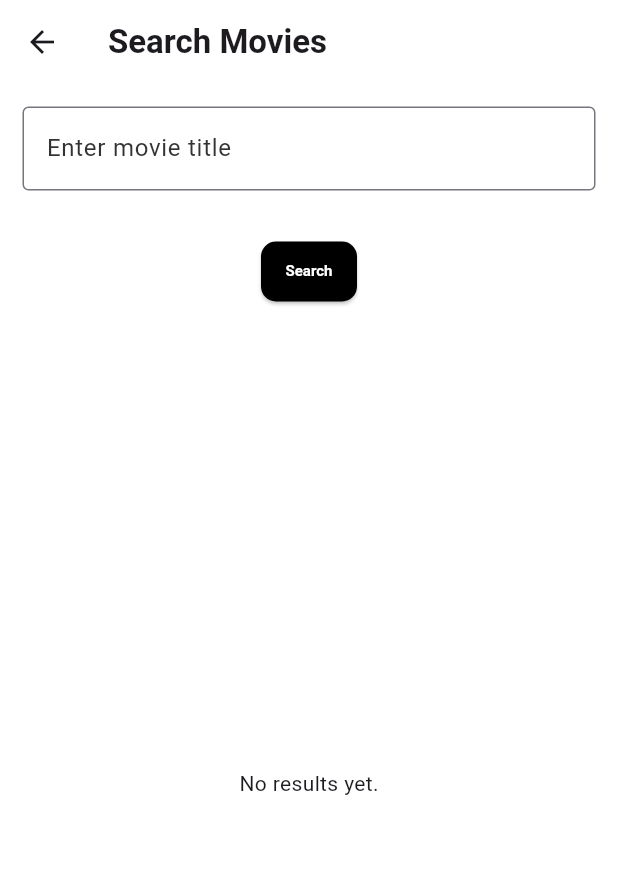
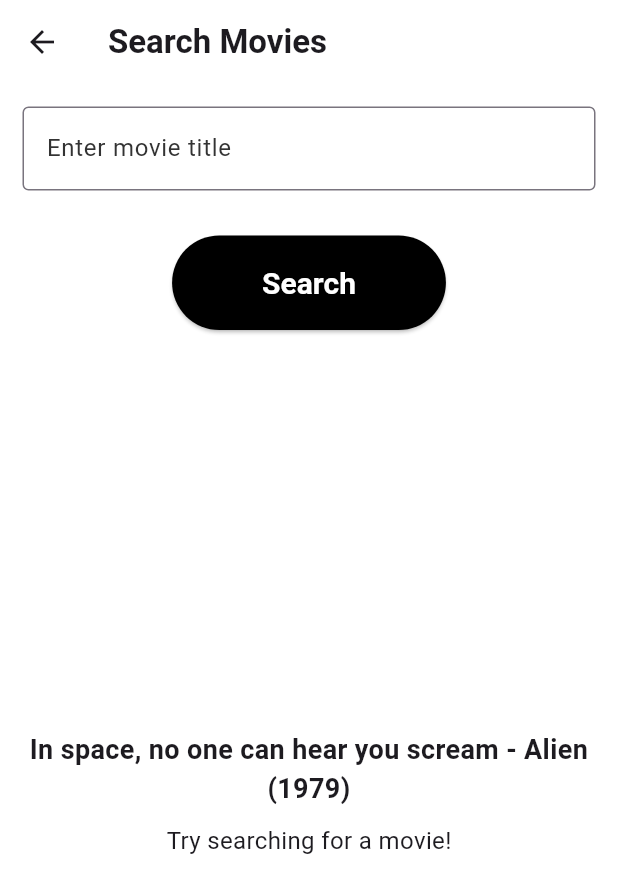
Before and after one commit to xaatu/omdb_api_updated, a Flutter app: the screen it shows after launch, after a tap on "Go to Movie Search Screen", on a phone screen of 412 x 824 dp. Shown: the top 893 px of the screen. Run offline on Flutter 3.47's test engine with Material 3 defaults, Android fonts, the phone set to English and light mode, and no system bars; our stand-ins replace dio; network calls fail.

Commit message:
movie details

```diff
--- a/lib/home.dart
+++ b/lib/home.dart
@@ -34,10 +34,10 @@ class _HomeScreenState extends State<HomeScreen> {
           style: ElevatedButton.styleFrom(
             backgroundColor: const Color.fromARGB(255, 0, 0, 0), // button bg colour
             foregroundColor: Colors.white, // button text colour
-            padding: const EdgeInsets.symmetric(horizontal: 10, vertical: 10), // button inside padding
-            textStyle: const TextStyle(fontSize: 10, fontWeight: FontWeight.bold), // text style
+            padding: const EdgeInsets.symmetric(horizontal: 60, vertical: 20), // button inside padding
+            textStyle: const TextStyle(fontSize: 20, fontWeight: FontWeight.bold), // text style
             shape: RoundedRectangleBorder(
-              borderRadius: BorderRadius.circular(10), // round corners
+              borderRadius: BorderRadius.circular(40), // round corners
             ),
           ),
           child: const Text('Go to Movie Search Screen'), // button text
--- a/lib/movie_search_screen.dart
+++ b/lib/movie_search_screen.dart
@@ -1,5 +1,6 @@
 import 'package:flutter/material.dart'; // import material package
 import 'services/omdb_service.dart'; // import omdb service for API data
+import 'movie_details_screen.dart'; // Import MovieDetailsScreen
 
 class MovieSearchScreen extends StatefulWidget { // stateful = dynamic
   const MovieSearchScreen({super.key});
@@ -51,10 +52,10 @@ class MovieSearchScreenState extends State<MovieSearchScreen> {
               style: ElevatedButton.styleFrom( // button styling
                 backgroundColor: Colors.black, // button bg colour
                 foregroundColor: Colors.white, // button text colour
-                padding: const EdgeInsets.symmetric(horizontal: 10, vertical: 10), // padding
-                textStyle: const TextStyle(fontSize: 10, fontWeight: FontWeight.bold), // text style
+                padding: const EdgeInsets.symmetric(horizontal: 60, vertical: 20), // padding
+                textStyle: const TextStyle(fontSize: 20, fontWeight: FontWeight.bold), // text style
                 shape: RoundedRectangleBorder(
-                  borderRadius: BorderRadius.circular(10), // round corners
+                  borderRadius: BorderRadius.circular(40), // round corners
                 ),
               ),
               child: const Text('Search'), // button text
@@ -62,7 +63,23 @@ class MovieSearchScreenState extends State<MovieSearchScreen> {
             const SizedBox(height: 30),
             Expanded( // fills available space with search results
               child: _searchResults == null
-                  ? const Center(child: Text('No results yet.'))
+                  ? const Center(
+                      child: Column(
+                        mainAxisAlignment: MainAxisAlignment.center, // vertically center the content
+                        children: [
+                          Text(
+                            'In space, no one can hear you scream - Alien (1979)', // movie quote (tagline I guess in this case...)
+                            textAlign: TextAlign.center, //  center text
+                            style: TextStyle(fontSize: 18, fontWeight: FontWeight.bold),
+                          ),
+                          SizedBox(height: 10), // space between quote and instruction
+                          Text(
+                            'Try searching for a movie!', // instruction
+                            style: TextStyle(fontSize: 16, fontWeight: FontWeight.normal),
+                          ),
+                        ],
+                      ),
+                    )
                   : FutureBuilder<List<Movie>>(
                       future: _searchResults,
                       builder: (context, snapshot) {
@@ -72,19 +89,34 @@ class MovieSearchScreenState extends State<MovieSearchScreen> {
                         } else if (snapshot.hasError) {
                           return Center(child: Text('Error: ${snapshot.error}'));
                         } else if (!snapshot.hasData || snapshot.data!.isEmpty) {
-                          return const Center(child: Text('404 - Movie not found.'));
+                          return const Center(child: Text('404 - Movie not found.')); // find a better reference
                         } else {
                           final movies = snapshot.data!;
                           return ListView.builder(
                             itemCount: movies.length,
                             itemBuilder: (context, index) {
                               final movie = movies[index];
-                              return ListTile(
-                                leading: movie.poster != 'N/A'
-                                    ? Image.network(movie.poster)
-                                    : const Icon(Icons.movie),
-                                title: Text(movie.title),
-                                subtitle: Text('Year: ${movie.year}'),
+                              return GestureDetector( // detects user clicks or taps
+                                onTap: () {
+                                  // nav to MovieDetailsScreen when tapped
+                                  Navigator.push(
+                                    context,
+                                    MaterialPageRoute(
+                                      builder: (context) => MovieDetailsScreen(
+                                        title: movie.title,
+                                        year: movie.year,
+                                        poster: movie.poster,
+                                      ),
+                                    ),
+                                  );
+                                },
+                                child: ListTile(
+                                  leading: movie.poster != 'N/A'
+                                      ? Image.network(movie.poster)
+                                      : const Icon(Icons.movie),
+                                  title: Text(movie.title),
+                                  subtitle: Text('Year: ${movie.year}'),
+                                ),
                               );
                             },
                           );
```
Also changed, not shown: lib/movie_details_screen.dart (added, +46 -0 lines).
